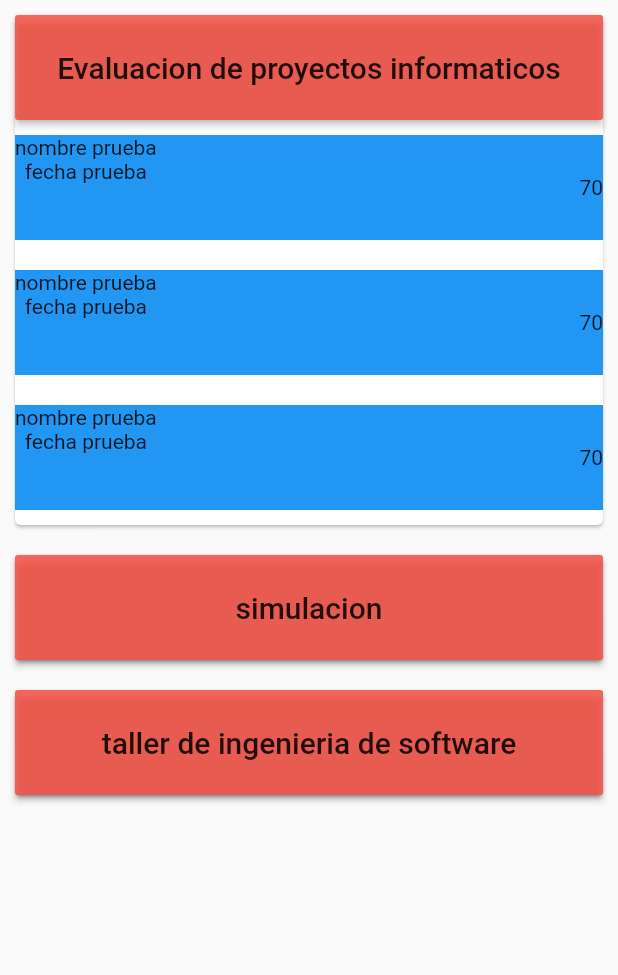
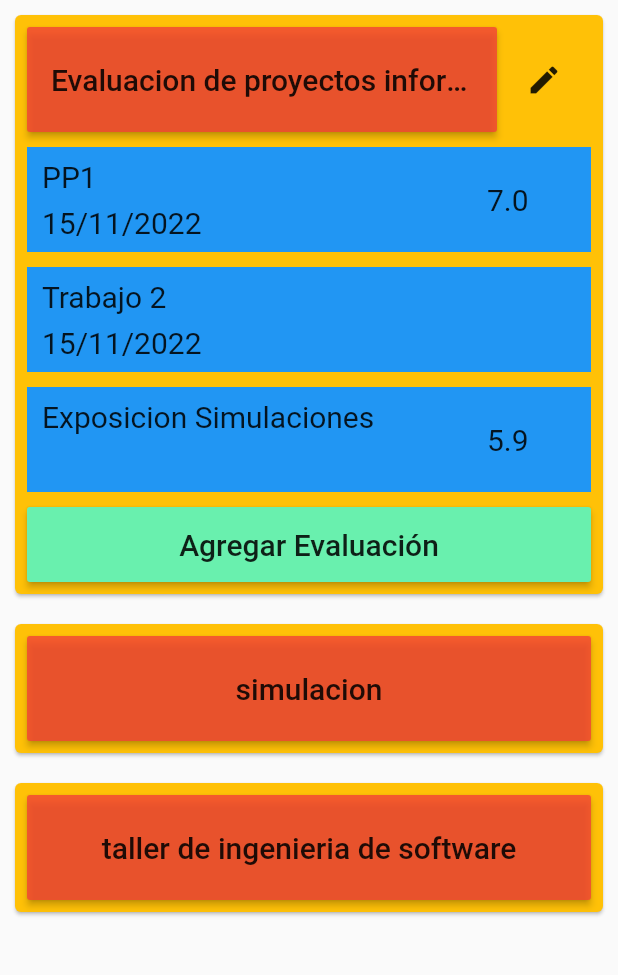
Before and after one commit to MillarCD/app_registro_asignaturas, a Flutter app: the screen it shows after launch, after a tap on "Evaluacion de proyectos informaticos", on a phone screen of 412 x 824 dp, the part 84-1059 px from its top. Run offline on Flutter 3.47's test engine with Material 2 defaults, Android fonts, the phone set to English and light mode, and no system bars.

Commit message:
mejora en la posiciones de los textos

```diff
--- a/lib/providers/courses_provider.dart
+++ b/lib/providers/courses_provider.dart
@@ -7,7 +7,12 @@ class CoursesProvider extends ChangeNotifier {
   List<Course> courses = [];
   List<Test> tests = [];
 
-  String currentCourseName = "";
+  String _currentCourseName = "";
+  set currentCourseName(String courseName) {
+    _currentCourseName = courseName;
+    notifyListeners();
+  }
+  String get currentCourseName => _currentCourseName;
 
   CoursesProvider() {
     loadCourses();
@@ -40,10 +45,10 @@ class CoursesProvider extends ChangeNotifier {
         ),
         Test(
           name: "Exposicion Simulaciones",
-          calification: 5.9,
+          calification: 5.9993,
         ),
     ];
-    currentCourseName = courseName;
+    _currentCourseName = courseName;
     notifyListeners();
   }
 }
--- /dev/null
+++ b/lib/utils/utils.dart
@@ -0,0 +1,3 @@
+String transformDate(DateTime date) {
+  return "${date.day}/${date.month}/${date.year}";
+}
--- a/lib/widgets/custom_card.dart
+++ b/lib/widgets/custom_card.dart
@@ -1,8 +1,10 @@
+import 'package:asignaturas/utils/utils.dart';
 import 'package:provider/provider.dart';
 import 'package:flutter/material.dart';
 
+import 'package:asignaturas/models/test.dart';
+import 'package:asignaturas/models/course.dart';
 import 'package:asignaturas/providers/courses_provider.dart';
-import 'package:asignaturas/models/course.dart';
 
 class CustomCard extends StatelessWidget {
 
@@ -20,12 +22,96 @@ class CustomCard extends StatelessWidget {
     final tests = coursesProvider.tests;
 
     return Card(
+      color: Colors.amber,
       margin: const EdgeInsets.all(10),
-      child: Column(
+      child: Padding(
+        padding: const EdgeInsets.all(8.0),
+        child: Column(
+          children: [
+
+            _CourseNameTile(course: course, coursesProvider: coursesProvider),
+
+            if (coursesProvider.currentCourseName==course.name) ...tests.map((test) {
+              return _TestTile(test:test);
+            }),
+
+            if (coursesProvider.currentCourseName==course.name) const SizedBox(height: 10,),
+
+            if (coursesProvider.currentCourseName==course.name) MaterialButton(
+              color: Colors.greenAccent,
+              height: 50,
+              minWidth: double.infinity,
+              child: const Text("Agregar Evaluación", style: TextStyle(fontSize: 20),),
+              onPressed: () {
+                // TODO: desplegar panel para agregar asignaturas
+                print("[CUSTOM_CARD]: agregar evaluacion");
+              },
+            )
+
+
+          ],
+        ),
+      ),
+    );
+  }
+}
+
+class _TestTile extends StatelessWidget {
+  final Test test;
+  const _TestTile({
+    Key? key,
+    required this.test,
+  }) : super(key: key);
+
+  @override
+  Widget build(BuildContext context) {
+    final String date = test.date!=null ? transformDate(test.date!) : "";
+    return Container(
+      padding: const EdgeInsets.symmetric(horizontal: 10),
+      margin: const EdgeInsets.only(top: 10),
+      color: Colors.blue,
+      height: 70,
+      child: Row(
+        mainAxisAlignment: MainAxisAlignment.spaceBetween,
+        crossAxisAlignment: CrossAxisAlignment.center,
         children: [
-          MaterialButton(
+          Expanded(
+            flex: 5,
+            child: Column(
+              mainAxisAlignment: MainAxisAlignment.spaceEvenly,
+              crossAxisAlignment: CrossAxisAlignment.start,
+              children: [
+                Text(test.name, style: const TextStyle(fontSize: 20)),
+                Text(date, style: const TextStyle(fontSize: 20))
+              ],
+            ),
+          ),
+          if (test.calification != null)
+            Expanded(flex: 1, child: Text(test.calification.toString().substring(0,3), style: const TextStyle(fontSize: 20)))
+        ],
+      )
+    );
+  }
+}
+
+class _CourseNameTile extends StatelessWidget {
+  const _CourseNameTile({
+    Key? key,
+    required this.course,
+    required this.coursesProvider,
+  }) : super(key: key);
+
+  final Course course;
+  final CoursesProvider coursesProvider;
+
+  @override
+  Widget build(BuildContext context) {
+    return Row(
+      children: [
+        Expanded(
+          flex: 5,
+          child: MaterialButton(
             color: Colors.red.withOpacity(0.8),
-            minWidth: double.infinity,
             height: 70,
             child: Text(
               course.name,
@@ -38,36 +124,17 @@ class CustomCard extends StatelessWidget {
                 coursesProvider.loadTestByCourseName(course.name);
                 return;
               }
+              coursesProvider.currentCourseName = "";
             },
           ),
-
-          if (coursesProvider.currentCourseName==course.name) ...tests.map((test) {
-            return Container(
-              margin: const EdgeInsets.symmetric(vertical: 10),
-              color: Colors.blue,
-              height: 70,
-              child: Row(
-                mainAxisAlignment: MainAxisAlignment.spaceBetween,
-                crossAxisAlignment: CrossAxisAlignment.center,
-                children: [
-                  Column(
-                    children: const [
-                      Text("nombre prueba"),
-                      Text("fecha prueba")
-                    ],
-                  ),
-
-                  const Text("70"),
-                ],
-              )
-            );
-          }),
-
-
-
-
-        ],
-      ),
+        ),
+        if(coursesProvider.currentCourseName==course.name) Expanded(
+          flex: 1,
+          child: IconButton(
+            onPressed: () => print("IconButton pressed"),
+            icon: const Icon(Icons.edit))
+          )
+      ],
     );
   }
 }
```
